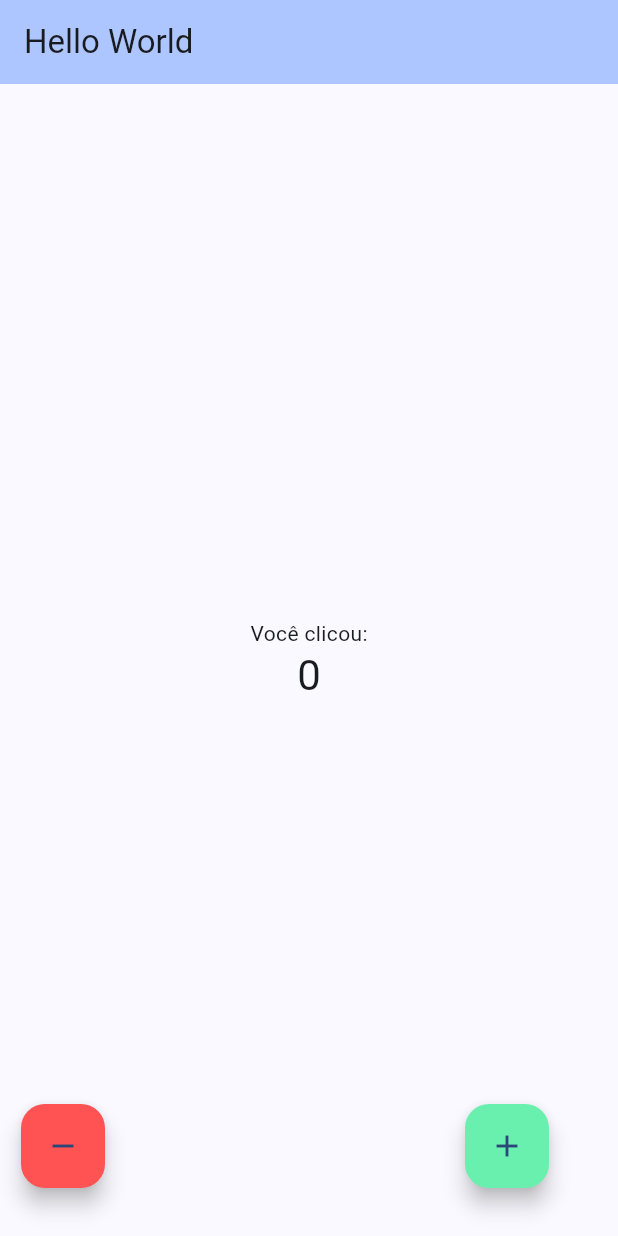
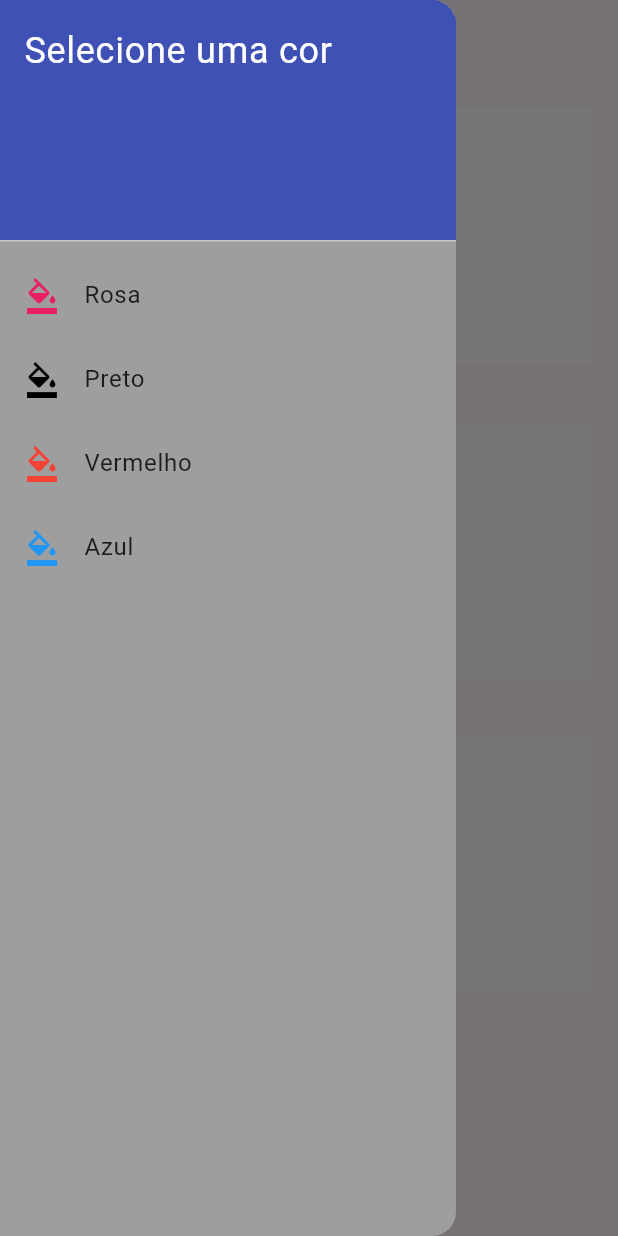
Before and after one commit to NataliaBento/Exercicios-em-Flutter, a Flutter app: the screen it shows after launch, with the side drawer open (before the commit the screen has no drawer), on a phone screen of 412 x 824 dp. Run offline on Flutter 3.47's test engine with Material 3 defaults, Android fonts, the phone set to English and light mode, and no system bars.

Commit message:
projeto drawer e containers com mudança de cores

```diff
--- a/lib/main.dart
+++ b/lib/main.dart
@@ -9,89 +9,127 @@ class MyApp extends StatelessWidget {
 
   @override
   Widget build(BuildContext context) {
-    return MaterialApp(
+    return  const MaterialApp(
       title: 'Flutter Demo',
-      theme: ThemeData(
-        colorScheme: ColorScheme.fromSeed(seedColor: Colors.blueAccent),
-        useMaterial3: true,
-      ),
-      home: const MyHomePage(title: 'Hello World'),
+      home: MyHomePage(),
     );
   }
 }
 
 class MyHomePage extends StatefulWidget {
-  const MyHomePage({super.key, required this.title});
-
-  final String title;
+  const MyHomePage({super.key});
 
   @override
   State<MyHomePage> createState() => _MyHomePageState();
 }
 
 class _MyHomePageState extends State<MyHomePage> {
-  int _counter = 0;
-
-  void _incrementCounter() {
-    setState(() {
-      _counter++;
-    });
-  }
-
-  void _decrementCounter() {
-    setState(() {
-      _counter--;
-    });
-  }
+  Color _selectedColor = Colors.white; // Cor inicial dos quadrados
 
   @override
   Widget build(BuildContext context) {
     return Scaffold(
       appBar: AppBar(
-        backgroundColor: Theme.of(context).colorScheme.inversePrimary,
-        title: Text(widget.title),
+        title: const Text('Clínica Ágil'),
+
       ),
-      body: Center(
-        child: Column(
-          mainAxisAlignment: MainAxisAlignment.center,
+      drawer: Drawer(
+        backgroundColor: Colors.grey,
+        child: ListView(
           children: <Widget>[
-            const Text(
-              'Você clicou:',
+            const DrawerHeader(
+              decoration: BoxDecoration(
+                color: Colors.indigo,
+              ),
+              child: Text(
+                'Selecione uma cor',
+                style: TextStyle(
+                  color: Colors.white,
+                  fontSize: 24,
+                ),
+              ),
             ),
-            Text(
-              '$_counter',
-              style: Theme.of(context).textTheme.headlineMedium,
+
+            ListTile(
+              leading: const Icon(
+                Icons.format_color_fill,
+                color: Colors.pink,
+                shadows: [Shadow(color: Colors.black)],
+              ),
+              title: const Text('Rosa'),
+              onTap: () {
+                setState(() {
+                  _selectedColor = Colors.pink;
+                });
+                Navigator.pop(context);
+              },
+            ),
+            ListTile(
+              leading: const Icon(
+                  Icons.format_color_fill,
+              color: Colors.black,
+              shadows: [Shadow(color: Colors.white)],),
+              title: const Text('Preto'),
+              onTap: () {
+                setState(() {
+                  _selectedColor = Colors.black;
+                });
+                Navigator.pop(context);
+              }
+            ),
+            ListTile(
+              leading: const Icon(
+                  Icons.format_color_fill,
+                color: Colors.red,
+                shadows: [Shadow(color: Colors.white)],),
+
+
+              title: const Text('Vermelho'),
+              onTap: () {
+                setState(() {
+                  _selectedColor = Colors.red;
+                });
+                Navigator.pop(context);
+              },
+            ),
+            ListTile(
+              leading: const Icon(
+                Icons.format_color_fill,
+                color: Colors.blue,
+              ),
+              title: const Text('Azul'),
+              onTap: () {
+                setState(() {
+                  _selectedColor = Colors.blue;
+                });
+                Navigator.pop(context);
+              },
             ),
           ],
         ),
       ),
-      floatingActionButton: Stack(
-        children: <Widget>[
-          Padding(
-            padding: const EdgeInsets.only(left: 30.0, bottom: 16.0),
-            child: Align(
-              alignment: Alignment.bottomLeft,
-              child: FloatingActionButton(
-                onPressed: _decrementCounter,
-                tooltip: 'Decrement',
-                backgroundColor: Colors.redAccent,
-                child: const Icon(Icons.remove),
+      // Criação dos quadrados usando GridView
+      body: Padding(
+        padding: const EdgeInsets.all(16.0),
+        child: GridView.builder(
+          gridDelegate: const SliverGridDelegateWithFixedCrossAxisCount(
+            crossAxisCount: 2,
+            crossAxisSpacing: 40,
+            mainAxisSpacing: 40,
+          ),
+          itemCount: 6, // Número total de quadrados
+          itemBuilder: (BuildContext context, int index) {
+            return Container(
+              color: _selectedColor,
+              child: const Center(
+                child: Text(
+                  'Clínica Ágil',
+                  style: TextStyle(color: Colors.white, fontSize: 16),
+                ),
               ),
-            ),
-          ),
-          Padding(
-            padding: const EdgeInsets.only(right: 30.0, bottom: 16.0),
-            child: Align(
-              alignment: Alignment.bottomRight,
-              child: FloatingActionButton(
-                onPressed: _incrementCounter,
-                tooltip: 'Increment',
-                backgroundColor: Colors.greenAccent,
-                child: const Icon(Icons.add),
-              ),
-            ),
-          ),
-        ],
+            );
+          },
+        ),
       ),
     );
   }
```
